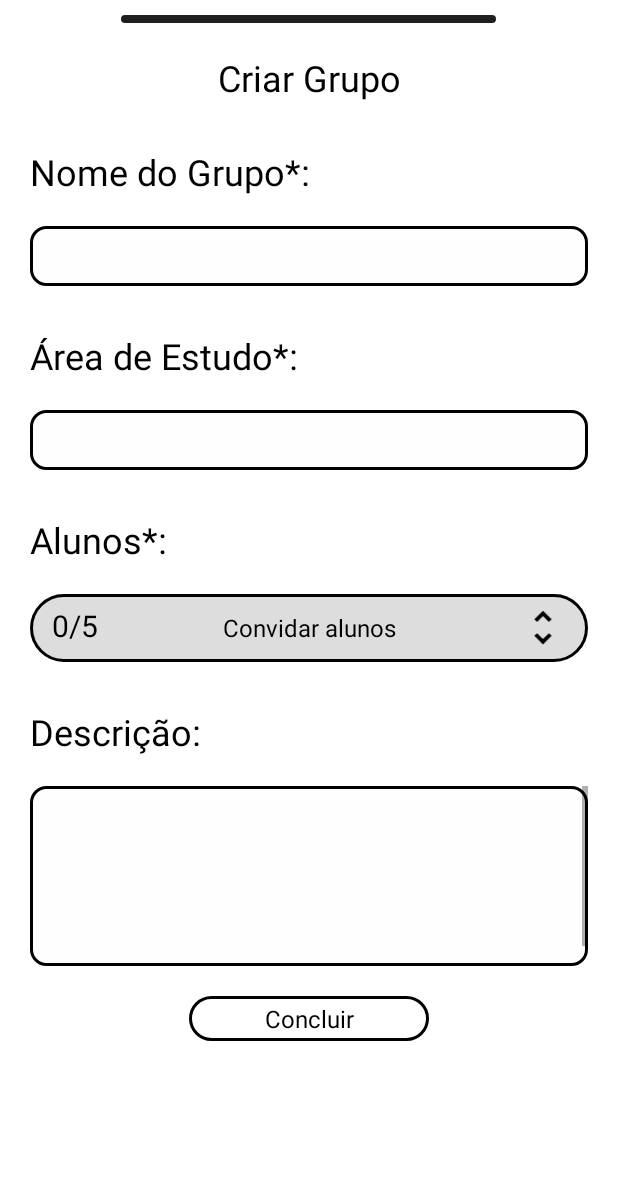
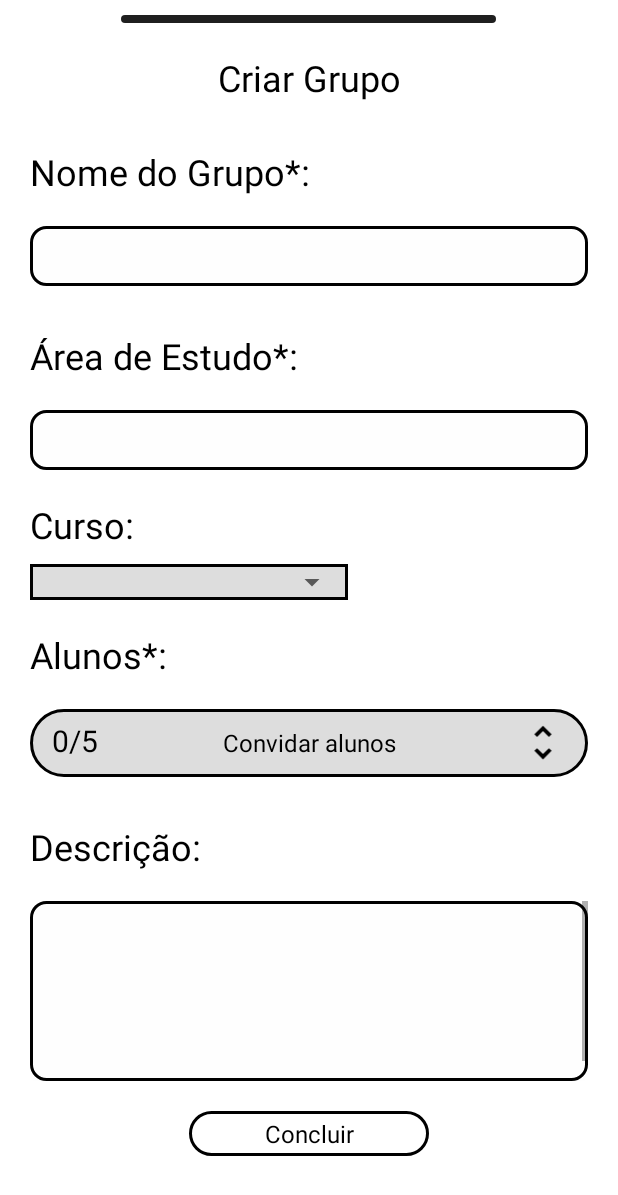
Before and after one commit to Rerison-Alves/PAGE, an Android app: the layout criargrupo.xml on its own in the app's theme, with its tools: preview values and no code run, on a phone screen of 412 x 824 dp. Shown: the top 1195 px of the screen. Run offline under Robolectric (Android 15) with nearby library versions, the phone set to English and light mode, and no system bars; Roboto replaces fonts that are not available here.

Commit message:
Salva Grupo

```diff
--- a/app/src/main/java/com/example/projetopage/Data/Grupo.java
+++ b/app/src/main/java/com/example/projetopage/Data/Grupo.java
@@ -8,8 +8,8 @@ public class Grupo extends Agrupamento{
     public Grupo() {
     }
 
-    public Grupo(int idAgrupamento, String nome, String descricao, String curso, Usuario[] membros, String areadeEstudo) {
-        super(idAgrupamento, nome, descricao, curso, membros);
+    public Grupo(int idAgrupamento, String nome, String descricao, String curso, String areadeEstudo) {
+        super(idAgrupamento, nome, descricao, curso);
         this.areadeEstudo = areadeEstudo;
     }
 
--- a/app/src/main/java/com/example/projetopage/Data/Turma.java
+++ b/app/src/main/java/com/example/projetopage/Data/Turma.java
@@ -6,10 +6,10 @@ public class Turma extends Agrupamento{
     String disciplina;
     String Turno;
 
-    public Turma(int idAgrupamento, String nome, String descricao, String curso, Usuario[] membros, String disciplina, String turno) {
-        super(idAgrupamento, nome, descricao, curso, membros);
+    public Turma(int idAgrupamento, String nome, String descricao, String curso, String disciplina, String turno) {
+        super(idAgrupamento, nome, descricao, curso);
         this.disciplina = disciplina;
         if(turno.equals("Manhã") || turno.equals("Tarde") || turno.equals("Noite")) {Turno = turno;}
-        else{Turno="Idefinido";}
+        else{Turno="Indefinido";}
     }
 }
--- a/app/src/main/java/com/example/projetopage/MainActivity.java
+++ b/app/src/main/java/com/example/projetopage/MainActivity.java
@@ -30,9 +30,9 @@ public class MainActivity extends AppCompatActivity {
         Button cima = (Button) findViewById(R.id.btn_cima);
 
         //teste do banco
-        Grupo POO = new Grupo((int)System.currentTimeMillis(), "POO de amigo", "Alguma coisa legal",
-                "Ciência da comp", null, "Programação");
-        POO.salvar();
+//        Grupo POO = new Grupo((int)System.currentTimeMillis(), "POO de amigo", "Alguma coisa legal",
+//                "Ciência da comp", null, "Programação");
+//        POO.salvar();
         //fim do teste
 
         cima.setOnClickListener(new View.OnClickListener() {
--- /dev/null
+++ b/app/src/main/res/drawable/spiner.xml
@@ -0,0 +1,9 @@
+<?xml version="1.0" encoding="utf-8"?>
+<shape xmlns:android="http://schemas.android.com/apk/res/android">
+
+    <stroke
+        android:width="2dp"
+        android:color="@color/black"/>
+    <solid
+        android:color="#DDDDDD"/>
+</shape>
--- a/app/src/main/res/layout/criargrupo.xml
+++ b/app/src/main/res/layout/criargrupo.xml
@@ -54,12 +54,12 @@
                 <EditText
                     android:id="@+id/nomedogrupo"
                     android:layout_width="match_parent"
-                    android:maxLength="50"
                     android:layout_height="35dp"
                     android:layout_margin="2dp"
                     android:background="#01000000"
                     android:ems="10"
-                    android:inputType="textPersonName" />
+                    android:inputType="textPersonName"
+                    android:maxLength="50" />
             </LinearLayout>
 
             <TextView
@@ -83,13 +83,36 @@
                 <EditText
                     android:id="@+id/areadeestudo"
                     android:layout_width="match_parent"
-                    android:maxLength="50"
                     android:layout_height="35dp"
                     android:layout_margin="2dp"
                     android:background="#01000000"
                     android:ems="10"
-                    android:inputType="textPersonName" />
+                    android:inputType="textPersonName"
+                    android:maxLength="50" />
             </LinearLayout>
+
+            <TextView
+                android:id="@+id/textView12"
+                style="@style/textonormal"
+                android:layout_width="wrap_content"
+                android:layout_height="wrap_content"
+                android:layout_marginStart="20dp"
+                android:gravity="start"
+                android:text="@string/curso"
+                android:textSize="24sp" />
+            <FrameLayout
+                android:layout_width="match_parent"
+                android:layout_height="wrap_content"
+                android:layout_marginStart="20dp"
+                android:layout_marginEnd="180dp"
+                android:layout_marginTop="10dp"
+                android:background="@drawable/spiner">
+                <Spinner
+                    android:id="@+id/spinner"
+                    android:layout_width="match_parent"
+                    android:layout_height="match_parent"
+                    />
+            </FrameLayout>
 
             <TextView
                 android:id="@+id/textView10"
@@ -97,7 +120,7 @@
                 android:layout_width="wrap_content"
                 android:layout_height="wrap_content"
                 android:layout_marginStart="20dp"
-                android:layout_marginTop="10dp"
+                android:layout_marginTop="20dp"
                 android:gravity="start"
                 android:text="@string/alunos"
                 android:textSize="24sp" />
```
Also changed, not shown: app/src/main/java/com/example/projetopage/BottomSheetCriarGrupo.java (+36 -5 lines), app/src/main/java/com/example/projetopage/Data/Agrupamento.java (+1 -12 lines), app/src/main/res/values/strings.xml (+8 -0 lines).
